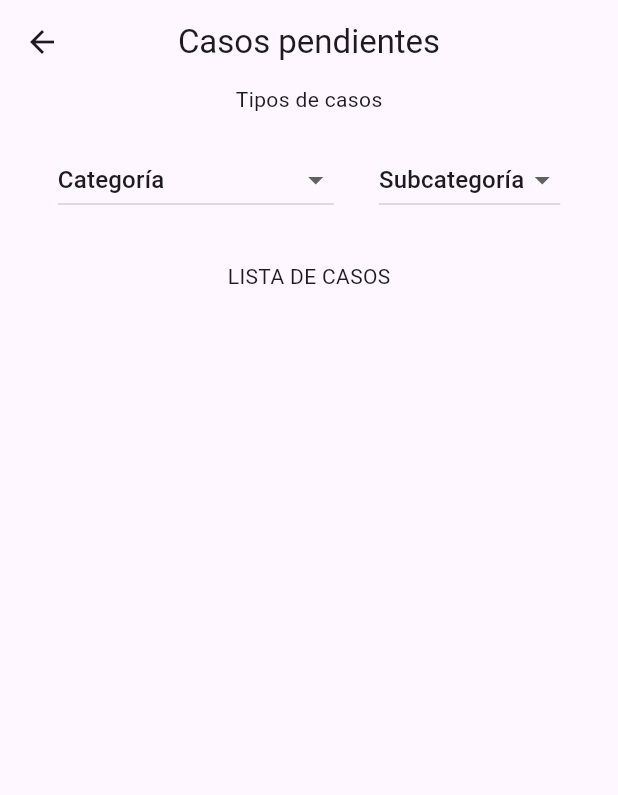
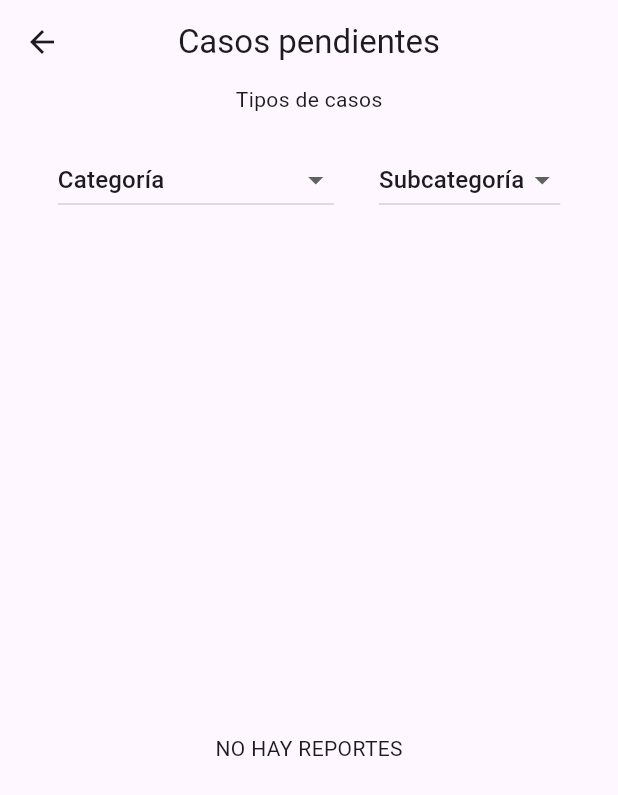
Before and after one commit to QCarlos-02/Sivigila, a Flutter app: the Casospendientes screen opened directly, on a phone screen of 412 x 824 dp. Shown: the top 795 px of the screen. Run offline on Flutter 3.47's test engine with Material 3 defaults, Android fonts, the phone set to English and light mode, and no system bars; our stand-ins replace cloud_firestore, firebase_auth, firebase_core, get, get_storage; accounts and stored records are empty.

Commit message:
Segundo commit

```diff
--- /dev/null
+++ b/lib/Admin/Widgets/listaReportes.dart
@@ -0,0 +1,33 @@
+import 'package:flutter/material.dart';
+import 'package:get/get.dart';
+import 'package:sivigila/Admin/controllers/reporteController.dart';
+import 'package:sivigila/Models/reporte.dart';
+
+class Reportes extends StatelessWidget {
+  const Reportes({super.key});
+
+  @override
+  Widget build(BuildContext context) {
+    Reportecontroller rp = Get.find();
+    rp.consultarReportesgeneral();
+    return Container(
+      child: Obx(() {
+        if (rp.listgeneral!.isEmpty == true) {
+          return Center(
+            child: Text("NO HAY REPORTES"),
+          );
+        } else {
+          return ListView.builder(
+            padding: EdgeInsets.all(20),
+            itemCount: rp.listgeneral!.length,
+            itemBuilder: (BuildContext context, int index) {
+              return Row(
+                children: [Text(rp.listgeneral![index].categoria)],
+              );
+            },
+          );
+        }
+      }),
+    );
+  }
+}
--- /dev/null
+++ b/lib/Admin/controllers/reporteController.dart
@@ -0,0 +1,15 @@
+import 'package:get/get.dart';
+import 'package:sivigila/Admin/data/services/reportesServices.dart';
+import 'package:sivigila/Models/reporte.dart';
+
+class Reportecontroller extends GetxController {
+  final Rxn<List<Reporte>> _reporteFirestore = Rxn<List<Reporte>>([]);
+
+  Future<void> consultarReportesgeneral() async {
+    // validar el usuario autenticado
+
+    _reporteFirestore.value = await Reportesservices.listaReportes();
+  }
+
+  List<Reporte>? get listgeneral => _reporteFirestore.value;
+}
--- /dev/null
+++ b/lib/Admin/data/services/reportesServices.dart
@@ -0,0 +1,54 @@
+import 'package:cloud_firestore/cloud_firestore.dart';
+import 'package:sivigila/Models/reporte.dart';
+
+class Reportesservices {
+  static final FirebaseFirestore _db = FirebaseFirestore.instance;
+
+  final servRef = FirebaseFirestore.instance
+      .collection('reportes')
+      .withConverter(
+          fromFirestore: (snapshot, _) =>
+              Reporte.desdeDoc(snapshot.id, snapshot.data()!),
+          toFirestore: (serv, _) => serv.toJson());
+
+  Future<String> guardarReporte(
+    String seccion,
+    String categoria,
+    String evento,
+    String fecha,
+    String persona,
+    String zona,
+    String comuna,
+    String barrio,
+    String direccion,
+    String descripcion,
+    String estado,
+  ) async {
+    var reference = FirebaseFirestore.instance.collection("reportes");
+    var result = await reference.add({
+      'seccion': seccion,
+      'categoria': categoria,
+      'evento': evento,
+      'fecha': fecha,
+      'persona': persona,
+      'zona': zona,
+      'comuna': comuna,
+      'barrio': barrio,
+      'direccion': direccion,
+      'descripcion': descripcion,
+      'estado': estado
+    });
+
+    return Future.value(result.id);
+  }
+
+  static Future<List<Reporte>> listaReportes() async {
+    QuerySnapshot querySnapshot = await _db.collection("reportes").get();
+    List<Reporte> lista = [];
+    for (var doc in querySnapshot.docs) {
+      Map<String, dynamic> data = doc.data() as Map<String, dynamic>;
+      lista.add(Reporte.desdeDoc(doc.id, data));
+    }
+    return lista;
+  }
+}
--- a/lib/Admin/Casospendientes.dart
+++ b/lib/Admin/pages/Casospendientes.dart
@@ -1,5 +1,8 @@
 import 'package:flutter/material.dart';
+import 'package:get/get.dart';
 import 'package:sivigila/Admin/Widgets/categorias.dart';
+import 'package:sivigila/Admin/Widgets/listaReportes.dart';
+import 'package:sivigila/Admin/controllers/reporteController.dart';
 
 class Casospendientes extends StatefulWidget {
   const Casospendientes({super.key});
@@ -11,6 +14,9 @@ class Casospendientes extends StatefulWidget {
 class _CasospendientesState extends State<Casospendientes> {
   @override
   Widget build(BuildContext context) {
+    Reportecontroller rp = Get.find();
+    rp.consultarReportesgeneral();
+    print(rp.listgeneral!.length);
     return Scaffold(
       appBar: AppBar(
         title: const Text(
@@ -39,7 +45,7 @@ class _CasospendientesState extends State<Casospendientes> {
             const SizedBox(
               height: 30,
             ),
-            const Text("LISTA DE CASOS"),
+            const Expanded(child: Reportes()),
           ],
         ),
       ),
--- a/lib/Admin/InicioAdmin.dart
+++ b/lib/Admin/pages/InicioAdmin.dart
@@ -1,5 +1,5 @@
 import 'package:flutter/material.dart';
-import 'package:sivigila/Admin/dashboard_widget.dart';
+import 'package:sivigila/Admin/pages/dashboard_widget.dart';
 import 'package:sivigila/Admin/Widgets/Drawer.dart';
 
 class Pagina02 extends StatefulWidget {
--- a/lib/Pagina/Inicio.dart
+++ b/lib/Pagina/Inicio.dart
@@ -1,5 +1,7 @@
 import 'package:flutter/material.dart';
 import 'package:firebase_auth/firebase_auth.dart';
+import 'package:get/get.dart';
+import 'package:sivigila/Admin/controllers/reporteController.dart';
 import 'package:sivigila/widgets/widgets.dart';
 
 class LeftSection extends StatelessWidget {
--- a/lib/Pagina/login_page.dart
+++ b/lib/Pagina/login_page.dart
@@ -1,6 +1,8 @@
 import 'package:flutter/material.dart';
 import 'package:firebase_auth/firebase_auth.dart';
-import 'package:sivigila/Admin/InicioAdmin.dart';
+import 'package:get/get.dart';
+import 'package:sivigila/Admin/controllers/reporteController.dart';
+import 'package:sivigila/Admin/pages/InicioAdmin.dart';
 import 'Inicio.dart';
 
 class LoginPage extends StatefulWidget {
@@ -11,6 +13,7 @@ class LoginPage extends StatefulWidget {
 }
 
 class _LoginPageState extends State<LoginPage> {
+  Reportecontroller rp = Get.find();
   final _emailController = TextEditingController();
   final _passwordController = TextEditingController();
   bool _obscurePassword = true;
--- a/lib/main.dart
+++ b/lib/main.dart
@@ -1,6 +1,7 @@
 import 'package:flutter/material.dart';
 import 'package:firebase_core/firebase_core.dart';
 import 'package:firebase_auth/firebase_auth.dart';
+import 'package:sivigila/Admin/controllers/reporteController.dart';
 import 'package:sivigila/Pagina/Inicio.dart';
 import 'package:sivigila/Pagina/login_page.dart';
 import 'package:get_storage/get_storage.dart';
@@ -25,6 +26,7 @@ void main() async {
     await Firebase
         .initializeApp(); // Inicializa Firebase para otras plataformas
   }
+  Get.put(Reportecontroller());
   runApp(MyApp());
 }
 
--- a/pubspec.yaml
+++ b/pubspec.yaml
@@ -40,6 +40,7 @@ dependencies:
   cloud_firestore: ^5.4.4
   provider: ^6.1.2
   get_storage: ^2.1.1
+  get: ^4.6.6
 
 dev_dependencies:
   flutter_test:
```
Also changed, not shown: lib/Admin/Widgets/Drawer.dart (+4 -4 lines), lib/Models/reporte.dart (+27 -2 lines), lib/Pagina/formulario_reporte.dart (+76 -59 lines), lib/Admin/pages/CasosEnProceso.dart (renamed from lib/Admin/CasosEnProceso.dart), lib/Admin/pages/CasosFallidos.dart (renamed from lib/Admin/CasosFallidos.dart), lib/Admin/pages/Casosexitosos.dart (renamed from lib/Admin/Casosexitosos.dart), lib/Admin/pages/dashboard_widget.dart (renamed from lib/Admin/dashboard_widget.dart), pubspec.lock.
